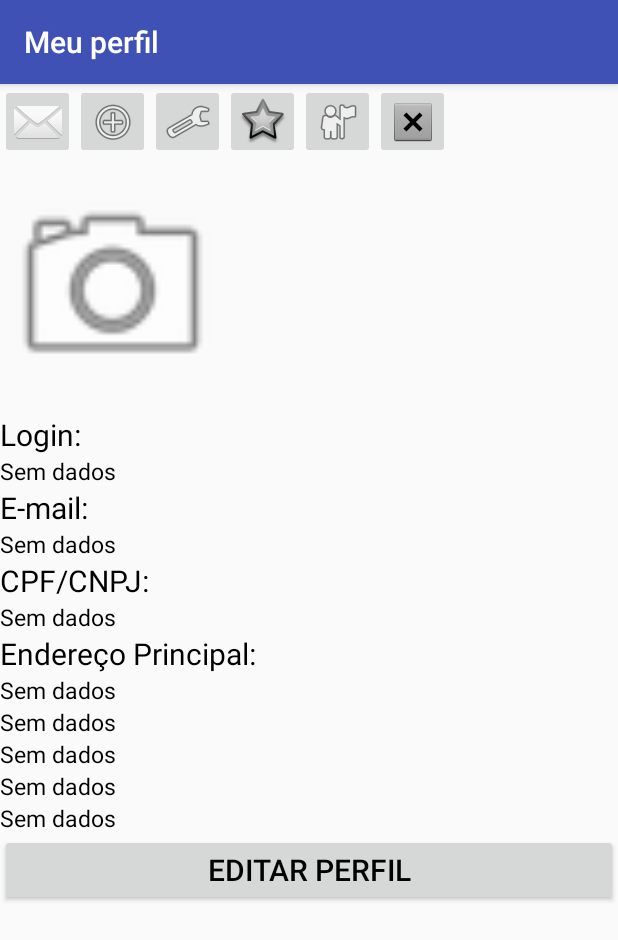
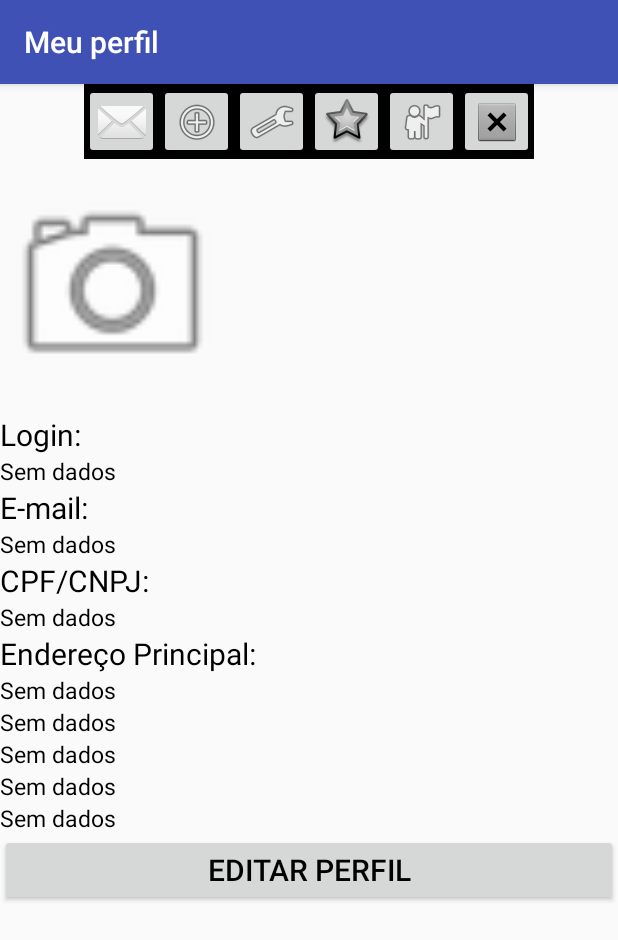
Before and after one commit to DanielM2305/CasaLimpa, an Android app: the MeuPerfilActivity screen opened directly, with no data from a screen before it, on a phone screen of 412 x 824 dp. Shown: the top 940 px of the screen. Run offline under Robolectric (Android 15) with nearby library versions, the phone set to English and light mode, and no system bars.

Commit message:
Adicionado Menus, package funcoesExternas

```diff
--- a/app/src/main/res/layout/activity_dashboard.xml
+++ b/app/src/main/res/layout/activity_dashboard.xml
@@ -12,9 +12,10 @@
         android:layout_height="match_parent"
         android:orientation="vertical">
     <LinearLayout
-        android:layout_width="match_parent"
+        android:layout_width="wrap_content"
         android:layout_height="50dp"
-        android:orientation="horizontal">
+        android:orientation="horizontal"
+        android:layout_gravity="top|center_horizontal">
 
         <include
             layout="@layout/activity_painel_de_controle"
--- a/app/src/main/res/layout/activity_meu_perfil.xml
+++ b/app/src/main/res/layout/activity_meu_perfil.xml
@@ -11,11 +11,11 @@
         android:layout_width="match_parent"
         android:layout_height="match_parent"
         android:orientation="vertical">
-    <LinearLayout
-        android:layout_width="match_parent"
-        android:layout_height="50dp"
-        android:orientation="horizontal">
-
+        <LinearLayout
+            android:layout_width="wrap_content"
+            android:layout_height="50dp"
+            android:orientation="horizontal"
+            android:layout_gravity="top|center_horizontal">
         <include
             layout="@layout/activity_painel_de_controle"
             android:layout_width="wrap_content"
--- a/app/src/main/res/layout/activity_painel_de_controle.xml
+++ b/app/src/main/res/layout/activity_painel_de_controle.xml
@@ -6,31 +6,44 @@
     android:layout_height="match_parent"
     tools:context="casalimpa.projeto.com.casalimpa.PainelDeControleActivity">
 
+
+    <!--
+    Aqui se encontra o Layout dos botões, o que for alterado aqui altera todos os botões
+    de navegação principal do app
+
+
+    -->
+
     <GridLayout
         android:layout_width="match_parent"
         android:layout_height="match_parent"
-        android:orientation="vertical">
+        android:orientation="vertical"
+        android:background="#000000">
+
         <LinearLayout
-            android:layout_width="match_parent"
+            android:layout_width="wrap_content"
             android:layout_height="50dp"
+            android:layout_gravity="top|center_horizontal"
             android:orientation="horizontal">
 
             <ImageButton
                 android:layout_width="50dp"
                 android:layout_height="50dp"
-                android:src="@android:drawable/ic_dialog_email"
-                android:onClick="meusServicosBotao" />
+                android:onClick="meusServicosBotao"
+                android:src="@android:drawable/ic_dialog_email" />
 
             <ImageButton
                 android:layout_width="50dp"
                 android:layout_height="50dp"
                 android:onClick="contratarServicosBotao"
-                android:src="@android:drawable/ic_menu_add"/>
+                android:src="@android:drawable/ic_menu_add" />
+
             <ImageButton
                 android:layout_width="50dp"
                 android:layout_height="50dp"
                 android:onClick="servicosPrestadosBotao"
-                android:src="@android:drawable/ic_menu_manage"/>
+                android:src="@android:drawable/ic_menu_manage" />
+
             <ImageButton
                 android:layout_width="50dp"
                 android:layout_height="50dp"
@@ -41,12 +54,13 @@
                 android:layout_width="50dp"
                 android:layout_height="50dp"
                 android:onClick="meuperfilBotao"
-                android:src="@android:drawable/ic_menu_myplaces"/>
+                android:src="@android:drawable/ic_menu_myplaces" />
+
             <ImageButton
                 android:layout_width="50dp"
                 android:layout_height="50dp"
                 android:onClick="sairBotao"
-                android:src="@android:drawable/btn_dialog"/>
+                android:src="@android:drawable/btn_dialog" />
         </LinearLayout>
 
     </GridLayout>
```
Also changed, not shown: app/src/main/res/layout/activity_meus_servicos.xml (+5 -5 lines).
